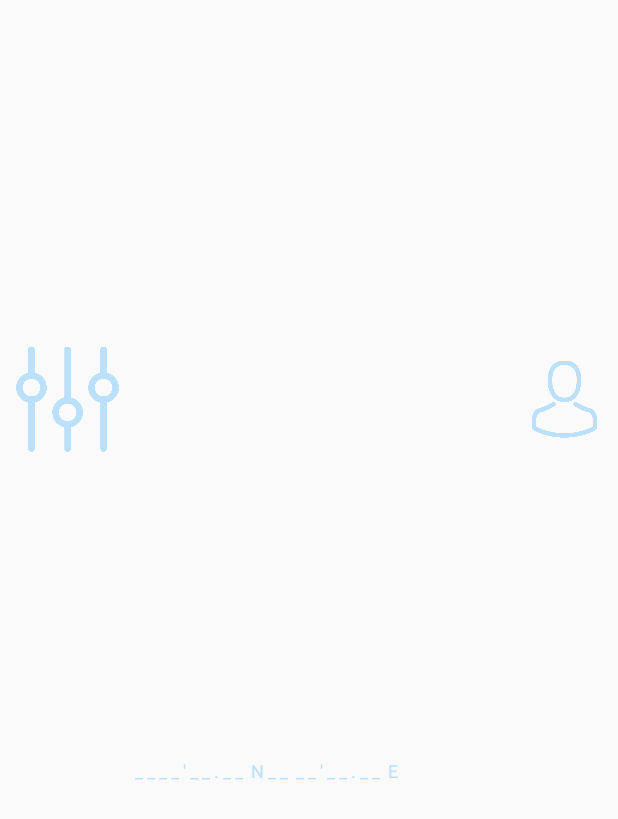
After one commit to dwarchol/ZPI-projekt, an Android app: the layout custom_action_bar.xml on its own in the app's theme, with its tools: preview values and no code run, on a phone screen of 412 x 824 dp. The commit adds this screen. Shown: the top 819 px of the screen. Run offline under Robolectric (Android 15) with nearby library versions, the phone set to English and light mode, and no system bars.

Commit message:
dodanie ActionBara

```diff
--- a/ZPIApp/app/src/main/AndroidManifest.xml
+++ b/ZPIApp/app/src/main/AndroidManifest.xml
@@ -9,7 +9,9 @@
         android:roundIcon="@mipmap/ic_launcher_round"
         android:supportsRtl="true"
         android:theme="@style/AppTheme">
-        <activity android:name=".Startowa"
+        <activity android:name=".Glowna"></activity>
+        <activity
+            android:name=".Startowa"
             android:theme="@style/StartTheme">
             <intent-filter>
                 <action android:name="android.intent.action.MAIN" />
--- a/ZPIApp/app/src/main/res/layout/activity_startowa.xml
+++ b/ZPIApp/app/src/main/res/layout/activity_startowa.xml
@@ -43,6 +43,7 @@
         android:layout_marginTop="10dp"
         android:textColor="@color/textColor"
         android:background="@drawable/buttonbackgroundonstartpage"
+        android:onClick="haveAccountMethod"
         app:layout_constraintLeft_toLeftOf="parent"
         app:layout_constraintRight_toRightOf="parent"
         app:layout_constraintTop_toBottomOf="parent"
@@ -60,6 +61,7 @@
         android:layout_marginTop="10dp"
         android:textColor="@color/textColor"
         android:background="@drawable/buttonbackgroundonstartpage"
+        android:onClick="registerMethod"
         app:layout_constraintLeft_toLeftOf="parent"
         app:layout_constraintRight_toRightOf="parent"
         app:layout_constraintTop_toBottomOf="@id/haveAccount"
--- /dev/null
+++ b/ZPIApp/app/src/main/res/layout/custom_action_bar.xml
@@ -0,0 +1,52 @@
+<?xml version="1.0" encoding="utf-8"?>
+<LinearLayout xmlns:android = "http://schemas.android.com/apk/res/android"
+    xmlns:app = "http://schemas.android.com/apk/res-auto"
+    xmlns:tools="http://schemas.android.com/tools"
+    android:layout_width = "match_parent"
+    android:layout_height = "wrap_content"
+    android:gravity = "center_vertical"
+    android:orientation="horizontal"
+    android:padding = "10dp"
+    android:weightSum = "1">
+
+    <LinearLayout
+        android:layout_width = "0dp"
+        android:layout_height = "match_parent"
+        android:layout_weight = "0.18">
+        <ImageView
+            android:id="@+id/settings"
+            android:layout_width="wrap_content"
+            android:layout_height="wrap_content"
+            android:src="@drawable/settingswhite" />
+    </LinearLayout>
+
+    <LinearLayout
+        android:layout_width = "0dp"
+        android:layout_height = "match_parent"
+        android:layout_weight = "0.64"
+        android:layout_gravity="bottom">
+        <TextView
+            android:id = "@+id/coordinates"
+            android:layout_width = "wrap_content"
+            android:layout_height = "wrap_content"
+            android:layout_marginLeft = "10dp"
+            android:text = "@string/coordinatesText"
+            android:textSize = "12dp"
+            android:textColor = "@color/textColor"
+            android:gravity="bottom"
+            android:layout_gravity="bottom"
+            />
+    </LinearLayout>
+
+        <LinearLayout
+            android:layout_width = "0dp"
+            android:layout_height = "match_parent"
+            android:layout_weight = "0.18">
+        <ImageView
+            android:id="@+id/user"
+            android:layout_width = "wrap_content"
+            android:layout_height = "wrap_content"
+            android:layout_marginLeft = "20dp"
+            android:src = "@drawable/avatarwhite" />
+        </LinearLayout>
+</LinearLayout>
--- a/ZPIApp/app/src/main/res/values/strings.xml
+++ b/ZPIApp/app/src/main/res/values/strings.xml
@@ -2,4 +2,5 @@
     <string name="app_name">ZPIApp</string>
     <string name="haveAccount">Mam konto</string>
     <string name="register">Zarejestruj się</string>
+    <string name="coordinatesText">_ _  _ _ \' _ _ . _ _ " N _ _  _ _ \' _ _ . _ _ " E</string>
 </resources>
```
Also changed, not shown: ZPIApp/app/src/main/java/com/hfad/zpiapp/Glowna.java (added, +23 -0 lines), ZPIApp/app/src/main/java/com/hfad/zpiapp/Startowa.java (+26 -5 lines), ZPIApp/app/src/main/res/layout/activity_glowna.xml (added, +9 -0 lines), ZPIApp/app/src/main/res/drawable/avatarblack.png (added), ZPIApp/app/src/main/res/drawable/avatarwhite.png (added), ZPIApp/app/src/main/res/drawable/settingsblack.png (added), ZPIApp/app/src/main/res/drawable/settingswhite.png (added).
